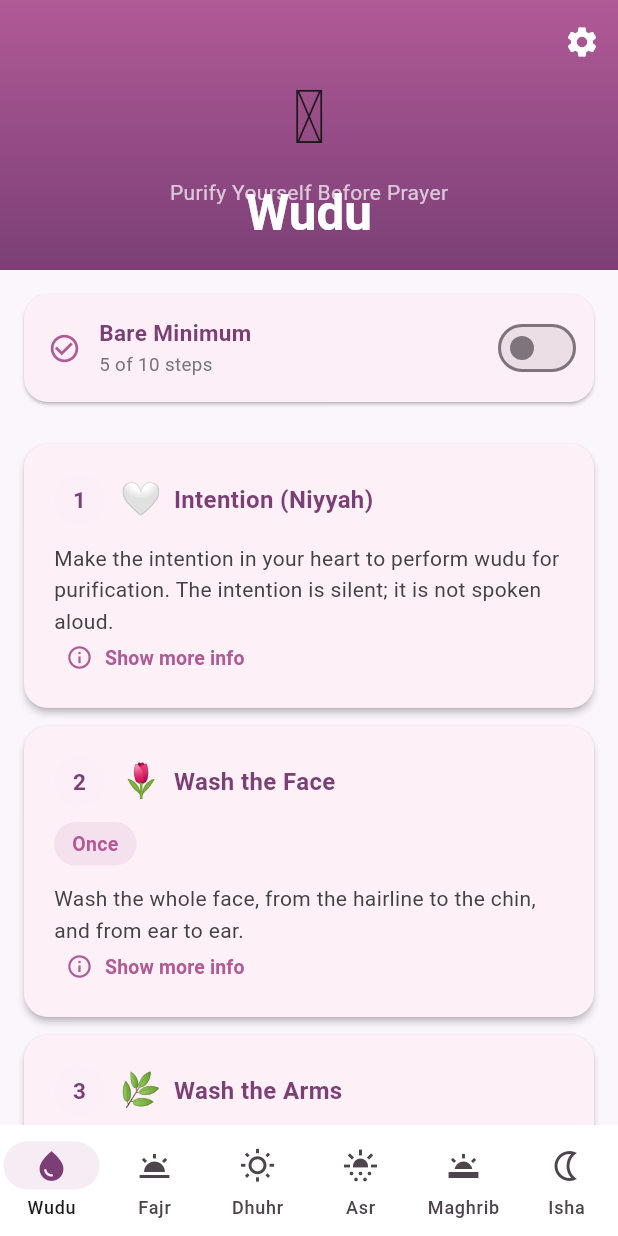
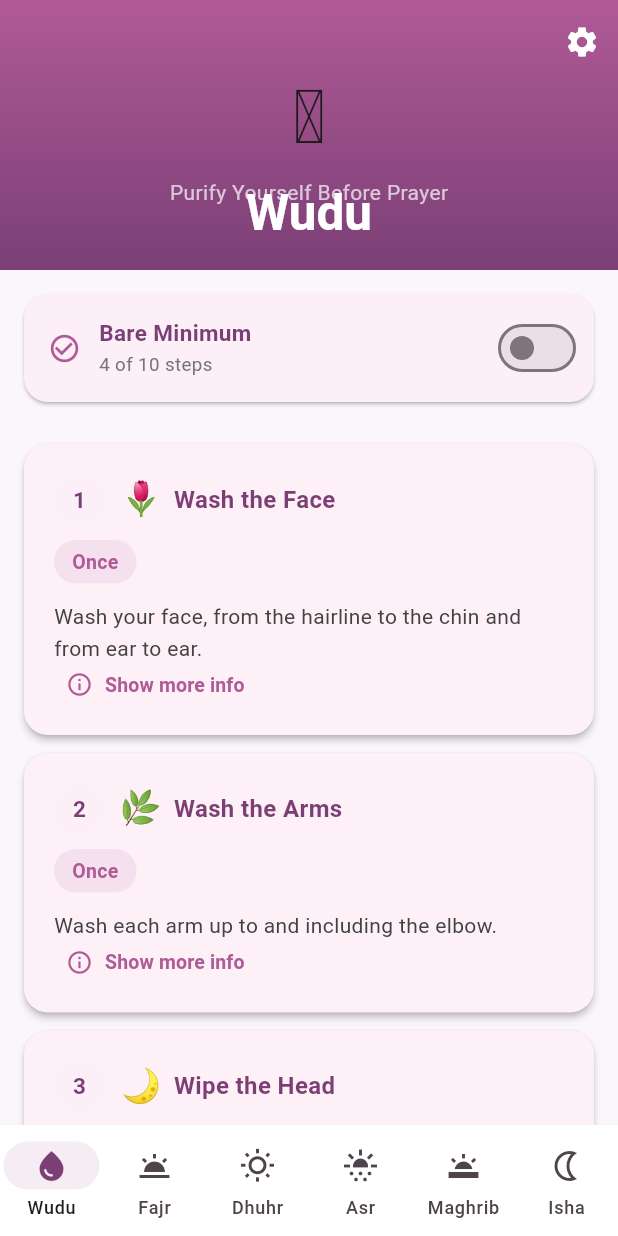
Before and after one commit to bayaty/prayer-guide, a Flutter app: the screen it shows after launch, after a tap on "Complete Steps", on a phone screen of 412 x 824 dp. Run offline on Flutter 3.47's test engine with Material 3 defaults, Android fonts, the phone set to English and light mode, and no system bars; our stand-ins replace flutter_compass, open_filex, package_info_plus, shared_preferences; network calls fail; statements that could not run were skipped; project files that could hold a hidden picture were left out.

Commit message:
Trim the wudu steps to the four required acts
The bare minimum now shows only what Quran 5:6 names: wash the face, wash
the arms to the elbows, wipe the head, wash the feet to the ankles. The
intention moves to the fuller practice, since the four acts in the verse
are what the washing requires. Wiping a quarter of the head is stated as
the amount needed, rather than describing only the fuller front-to-back
wipe.

Instructions are cut to the action itself and each note to a single line.
The four steps now read as four sentences.

Titles drop their parenthetical Arabic: Niyyah, Madmadah, Istinshaq and
Masah are gone from the headings. The audience is new Muslims and reverts,
so a transliterated term in a heading is a word they cannot yet read, look
up or pronounce. The Arabic of the basmala still appears on its own card
where the Arabic, transliteration and translation sit together and teach
each other.

No school is named anywhere, keeping the rule bare_minimum_test.dart has
enforced since the first commit: a beginner does not know what a madhab
is, so naming one raises a question the card does not answer. The rulings
are stated plainly instead.

The trim first deleted the fresh-water ruling for wiping the head, which
was established from Sahih al-Bukhari 186 in an earlier commit. masah_test
caught it and the citation is restored in shorter form.

Verified by dumping what the screen actually renders: 4 of 10 steps,
renumbered 1 to 4, no Arabic terms, no school names.

163 tests pass, analyze clean.

```diff
--- a/lib/data/wudu_data.dart
+++ b/lib/data/wudu_data.dart
@@ -47,25 +47,25 @@ class WuduStep {
 final List<WuduStep> wuduSteps = [
   const WuduStep(
     number: 1,
-    title: 'Intention (Niyyah)',
+    title: 'Intention',
     instruction:
-        'Make the intention in your heart to perform wudu for purification. '
+        'Make the intention in your heart to wash for purification. '
         'The intention is silent; it is not spoken aloud.',
     icon: '🤍',
+    level: StepLevel.sunnah,
     info:
-        'Niyyah is what separates an act of worship from an ordinary '
-        'wash. It is held in the heart, not spoken, and it is why wudu '
-        'performed with awareness carries reward. The Prophet said: '
-        '"Whoever performs wudu and perfects it, his sins leave his body, '
-        'even from under his fingernails." (Sahih Muslim 245)',
+        'The intention is what turns washing into an act of worship. It is '
+        'held in the heart, not spoken aloud. The Prophet said: "Whoever '
+        'washes for prayer and perfects it, his sins leave his body, even '
+        'from under his fingernails." (Sahih Muslim 245)',
   ),
   const WuduStep(
     number: 2,
-    title: 'Say Bismillah (In the name of God)',
+    title: 'Say In the Name of God',
     arabicText: 'بِسْمِ اللَّهِ',
     transliteration: 'Bismillah',
     translation: 'In the name of Allah',
-    instruction: 'Begin by saying "Bismillah", meaning "In the name of God".',
+    instruction: 'Begin by saying the words below, meaning "In the name of God".',
     icon: '🌸',
     level: StepLevel.sunnah,
     info:
@@ -89,7 +89,7 @@ final List<WuduStep> wuduSteps = [
   ),
   const WuduStep(
     number: 4,
-    title: 'Rinse the Mouth (Madmadah)',
+    title: 'Rinse the Mouth',
     instruction:
         'Take water into your mouth with the right hand, swill it around, '
         'and spit it out.',
@@ -103,7 +103,7 @@ final List<WuduStep> wuduSteps = [
   ),
   const WuduStep(
     number: 5,
-    title: 'Rinse the Nose (Istinshaq)',
+    title: 'Rinse the Nose',
     instruction:
         'Sniff water gently into the nostrils with the right hand, then blow '
         'it out using the left hand.',
@@ -118,43 +118,30 @@ final List<WuduStep> wuduSteps = [
   const WuduStep(
     number: 6,
     title: 'Wash the Face',
-    instruction:
-        'Wash the whole face, from the hairline to the chin, and from ear '
-        'to ear.',
+    instruction: 'Wash your face, from the hairline to the chin and from '
+        'ear to ear.',
     icon: '🌷',
-    info:
-        'The face is the part explicitly named first in the Quranic verse '
-        'on wudu (al-Ma\'idah 5:6). Its boundaries are defined precisely: '
-        'hairline to chin, ear to ear, so nothing is left unwashed.',
+    info: 'Named first in the verse on washing for prayer (Quran 5:6).',
     times: 3,
   ),
   const WuduStep(
     number: 7,
     title: 'Wash the Arms',
-    instruction:
-        'Wash each arm from the fingertips up to and including the elbow. '
-        'Begin with the right arm, then the left.',
+    instruction: 'Wash each arm up to and including the elbow.',
     icon: '🌿',
-    info:
-        'The Quran specifies washing to the elbows, and the elbows are '
-        'included rather than merely reached. Beginning with the right '
-        'again follows the Prophet\'s practice.',
+    info: 'The elbows are included, not just reached (Quran 5:6).',
     times: 3,
   ),
   const WuduStep(
     number: 8,
-    title: 'Wipe the Head (Masah)',
-    instruction:
-        'Take fresh water in your hands, then wipe over your head from the '
-        'front hairline to the back, and bring your hands forward again. '
-        'This is done once.',
+    title: 'Wipe the Head',
+    instruction: 'Take fresh water in your hands, then wipe over a quarter '
+        'of your head. Once is enough.',
     icon: '🌙',
-    info:
-        'The head is wiped, not washed, and only once. Abdullah bin Zaid, '
-        'describing how the Prophet performed wudu, put his hands in the '
-        'water before wiping his head (Sahih al-Bukhari 186), so fresh '
-        'water is taken rather than reusing what is left on the hands from '
-        'washing the arms.',
+    info: 'The head is wiped, not washed, and once is enough. A quarter of '
+        'the head is all that is required. Abdullah bin Zaid, describing '
+        'how the Prophet washed, put his hands in the water before wiping '
+        '(Sahih al-Bukhari 186).',
     times: 1,
   ),
   const WuduStep(
@@ -175,14 +162,9 @@ final List<WuduStep> wuduSteps = [
   const WuduStep(
     number: 10,
     title: 'Wash the Feet',
-    instruction:
-        'Wash each foot up to and including the ankles, beginning with the '
-        'right. Make sure the water reaches between the toes.',
+    instruction: 'Wash each foot up to and including the ankle.',
     icon: '🌺',
-    info:
-        'The feet complete the wudu, washed to and including the ankles. '
-        'The Prophet warned against leaving dry patches on the heels, so '
-        'water must reach every part, including between the toes.',
+    info: 'Leave no dry patches, especially on the heels.',
     times: 3,
   ),
 ];
```
Also changed, not shown: 5 other files.
